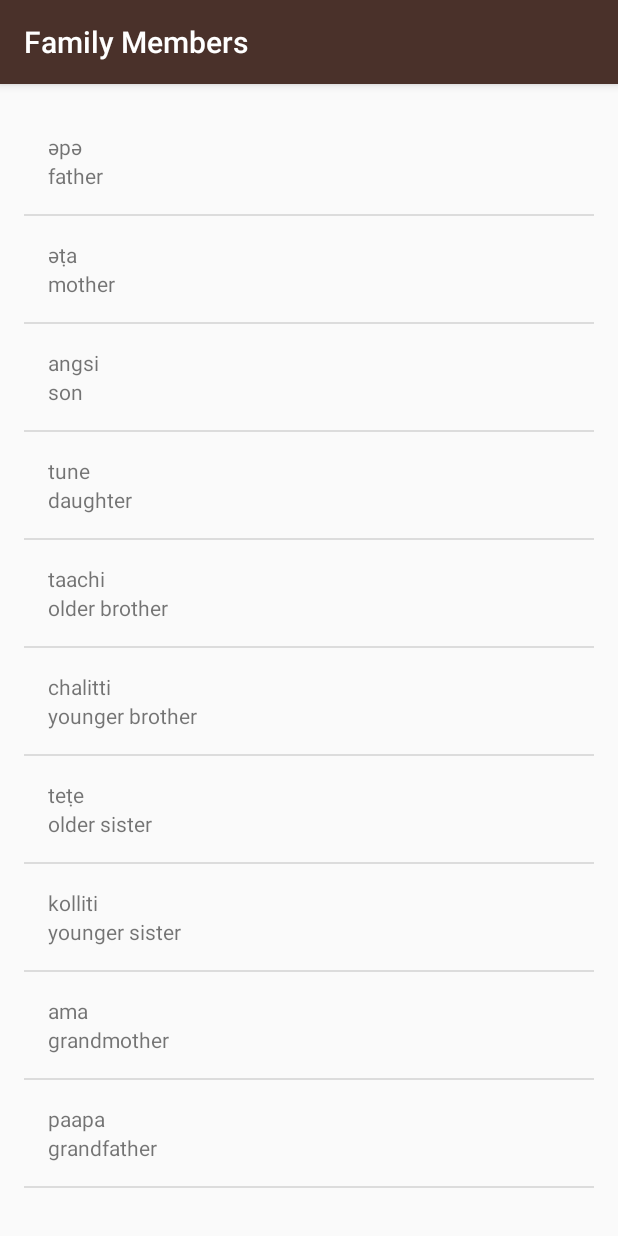
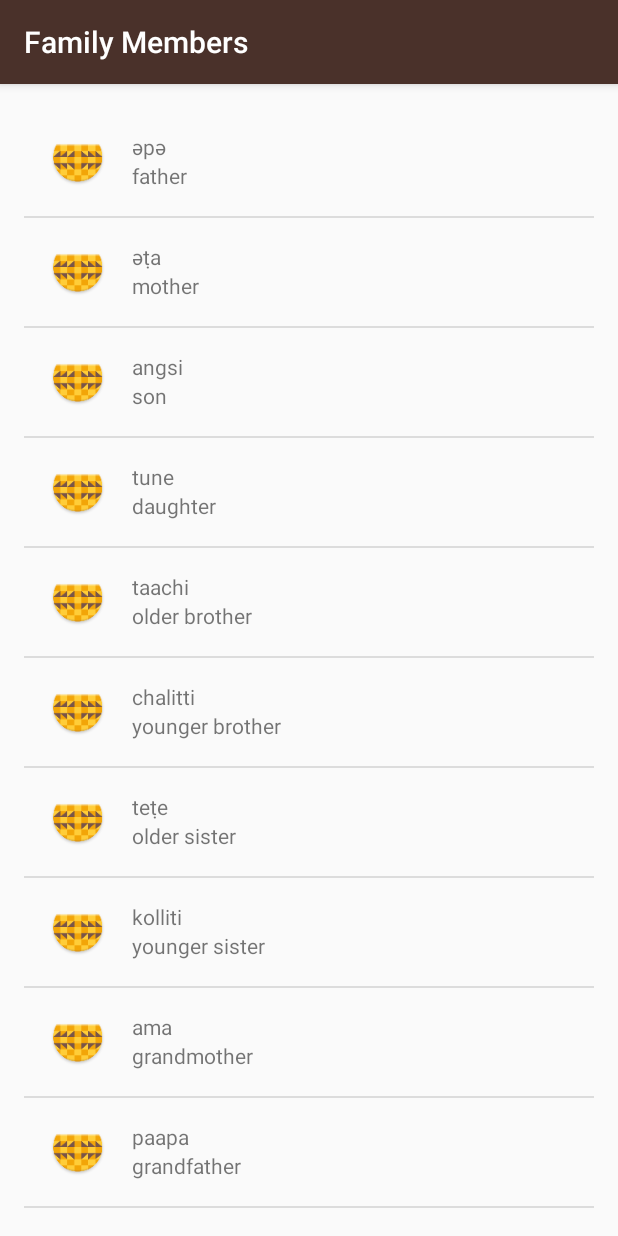
Before and after one commit to juliecodes/Miwok, an Android app: the FamilyActivity screen opened directly, with no data from a screen before it, on a phone screen of 412 x 824 dp. Run offline under Robolectric (Android 15) with nearby library versions, the phone set to English and light mode, and no system bars.

Commit message:
added miwok basket as image placeholder

```diff
--- a/app/src/main/java/com/example/android/miwok/FamilyActivity.java
+++ b/app/src/main/java/com/example/android/miwok/FamilyActivity.java
@@ -30,16 +30,16 @@ public class FamilyActivity extends AppCompatActivity {
 
         // Create a list of words
         ArrayList<Word> words = new ArrayList<Word>();
-        words.add(new Word("father", "әpә"));
-        words.add(new Word("mother", "әṭa"));
-        words.add(new Word("son", "angsi"));
-        words.add(new Word("daughter", "tune"));
-        words.add(new Word("older brother", "taachi"));
-        words.add(new Word("younger brother", "chalitti"));
-        words.add(new Word("older sister", "teṭe"));
-        words.add(new Word("younger sister", "kolliti"));
-        words.add(new Word("grandmother ", "ama"));
-        words.add(new Word("grandfather", "paapa"));
+        words.add(new Word("father", "әpә", ""));
+        words.add(new Word("mother", "әṭa", ""));
+        words.add(new Word("son", "angsi", ""));
+        words.add(new Word("daughter", "tune", ""));
+        words.add(new Word("older brother", "taachi", ""));
+        words.add(new Word("younger brother", "chalitti", ""));
+        words.add(new Word("older sister", "teṭe", ""));
+        words.add(new Word("younger sister", "kolliti", ""));
+        words.add(new Word("grandmother ", "ama", ""));
+        words.add(new Word("grandfather", "paapa", ""));
 
         // Create an {@link WordAdapter}, whose data source is a list of {@link Word}s. The
         // adapter knows how to create list items for each item in the list.
--- a/app/src/main/java/com/example/android/miwok/Word.java
+++ b/app/src/main/java/com/example/android/miwok/Word.java
@@ -27,16 +27,22 @@ public class Word {
     /** Miwok translation for the word */
     private String mMiwokTranslation;
 
+    /**  image for the word */
+    private String mMiwokImage;
+
     /**
      * Create a new Word object.
      *
      * @param defaultTranslation is the word in a language that the user is already familiar with
      *                           (such as English)
      * @param miwokTranslation is the word in the Miwok language
+     *
+     *  @param miwokImage is the image for that word
      */
-    public Word(String defaultTranslation, String miwokTranslation) {
+    public Word(String defaultTranslation, String miwokTranslation, String miwokImage) {
         mDefaultTranslation = defaultTranslation;
         mMiwokTranslation = miwokTranslation;
+        mMiwokImage = miwokImage;
     }
 
     /**
@@ -53,4 +59,11 @@ public class Word {
         return mMiwokTranslation;
     }
 
+    /**
+     * Get the image of the word.
+     */
+    public String getMiwokImage() {
+        return mMiwokImage;
+    }
+
 }
--- a/app/src/main/res/layout/list_item.xml
+++ b/app/src/main/res/layout/list_item.xml
@@ -18,19 +18,37 @@
     xmlns:tools="http://schemas.android.com/tools"
     android:layout_width="match_parent"
     android:layout_height="match_parent"
+    android:orientation="horizontal"
+    android:padding="16dp"
+    >
+    <ImageView
+        android:id="@+id/image"
+        android:layout_width="40dp"
+        android:layout_height="40dp"
+        android:src="@mipmap/ic_launcher"
+        android:scaleType="fitCenter"
+        android:layout_marginRight="16dp"
+
+
+        />
+<LinearLayout
+    android:layout_width="match_parent"
+    android:layout_height="wrap_content"
     android:orientation="vertical"
-    android:padding="16dp">
+    >
 
     <TextView
         android:id="@+id/miwok_text_view"
-        android:layout_width="match_parent"
+        android:layout_width="wrap_content"
         android:layout_height="wrap_content"
         tools:text="lutti" />
 
     <TextView
         android:id="@+id/default_text_view"
-        android:layout_width="match_parent"
+        android:layout_width="wrap_content"
         android:layout_height="wrap_content"
         tools:text="one" />
+</LinearLayout>
+
 
 </LinearLayout>
```
Also changed, not shown: app/src/main/java/com/example/android/miwok/ColorsActivity.java (+8 -8 lines), app/src/main/java/com/example/android/miwok/NumbersActivity.java (+10 -10 lines), app/src/main/java/com/example/android/miwok/PhrasesActivity.java (+10 -10 lines).
